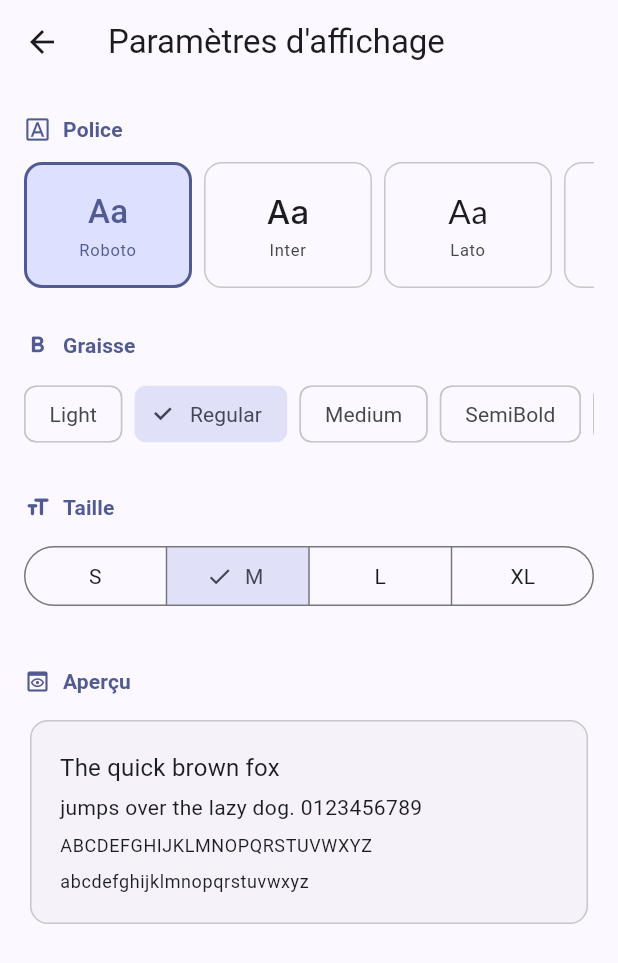
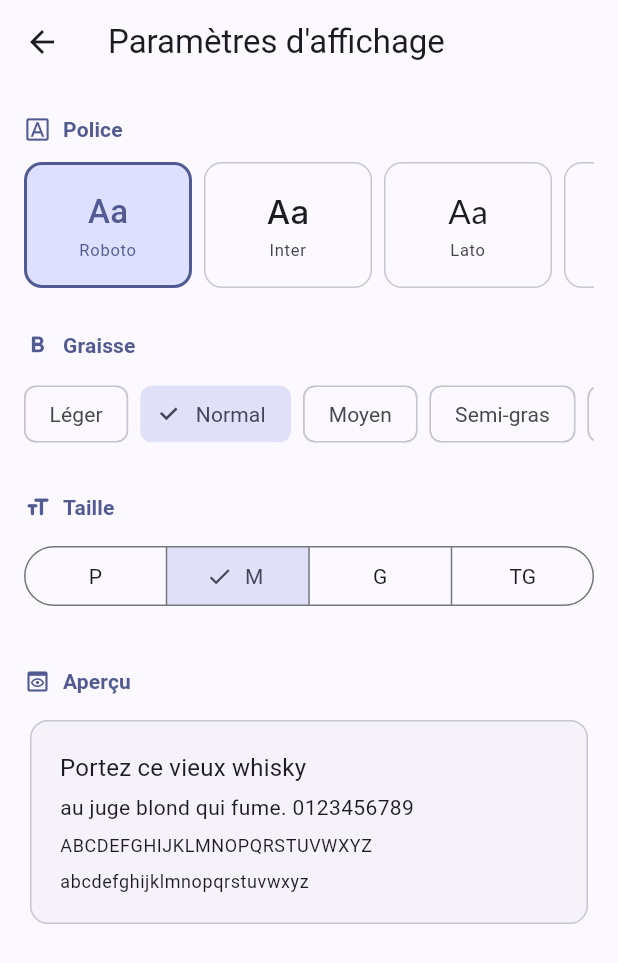
Before and after one commit to TheGeeKing/cours-dev-mobile, a Flutter app: the screen it shows after launch, after a tap on the "text fields" icon, on a phone screen of 412 x 824 dp. Shown: the top 963 px of the screen. Run offline on Flutter 3.47's test engine with Material 3 defaults, Android fonts, the phone set to English and light mode, and no system bars; our stand-ins replace google_fonts, shared_preferences; network calls fail.

Commit message:
fix: translate frontend

```diff
--- a/lib/main.dart
+++ b/lib/main.dart
@@ -1,4 +1,5 @@
 import 'package:flutter/material.dart';
+import 'package:flutter_localizations/flutter_localizations.dart';
 import 'package:google_fonts/google_fonts.dart';
 import 'package:todos/controllers/font_settings_controller.dart';
 import 'package:todos/models/font_settings.dart';
@@ -31,8 +32,15 @@ class _MyAppState extends State<MyApp> {
       builder: (context, _) {
         final settings = _fontController.settings;
         return MaterialApp(
-          title: 'Todo App',
+          title: 'Mes tâches',
           debugShowCheckedModeBanner: false,
+          locale: const Locale('fr'),
+          localizationsDelegates: const [
+            GlobalMaterialLocalizations.delegate,
+            GlobalCupertinoLocalizations.delegate,
+            GlobalWidgetsLocalizations.delegate,
+          ],
+          supportedLocales: const [Locale('fr')],
           theme: _buildTheme(settings),
           // Font size scaling is applied via MediaQuery so it works for every
           // widget regardless of how ThemeData merges the textTheme internally.
--- a/lib/pages/home.dart
+++ b/lib/pages/home.dart
@@ -47,22 +47,22 @@ class _HomePageState extends State<HomePage> {
     final confirmed = await showDialog<bool>(
       context: context,
       builder: (ctx) => AlertDialog(
-        title: const Text('New Todo'),
+        title: const Text('Nouvelle tâche'),
         content: TextField(
           controller: controller,
           autofocus: true,
-          decoration: const InputDecoration(hintText: 'Todo title'),
+          decoration: const InputDecoration(hintText: 'Titre de la tâche'),
           textCapitalization: TextCapitalization.sentences,
           onSubmitted: (_) => Navigator.pop(ctx, true),
         ),
         actions: [
           TextButton(
             onPressed: () => Navigator.pop(ctx, false),
-            child: const Text('Cancel'),
+            child: const Text('Annuler'),
           ),
           FilledButton(
             onPressed: () => Navigator.pop(ctx, true),
-            child: const Text('Add'),
+            child: const Text('Ajouter'),
           ),
         ],
       ),
@@ -84,7 +84,7 @@ class _HomePageState extends State<HomePage> {
     final confirmed = await showDialog<bool>(
       context: context,
       builder: (ctx) => AlertDialog(
-        title: const Text('Rename Todo'),
+        title: const Text('Renommer la tâche'),
         content: TextField(
           controller: controller,
           autofocus: true,
@@ -94,11 +94,11 @@ class _HomePageState extends State<HomePage> {
         actions: [
           TextButton(
             onPressed: () => Navigator.pop(ctx, false),
-            child: const Text('Cancel'),
+            child: const Text('Annuler'),
           ),
           FilledButton(
             onPressed: () => Navigator.pop(ctx, true),
-            child: const Text('Save'),
+            child: const Text('Enregistrer'),
           ),
         ],
       ),
@@ -161,7 +161,7 @@ class _HomePageState extends State<HomePage> {
         actions: [
           IconButton(
             icon: const Icon(Icons.refresh),
-            tooltip: 'Refresh',
+            tooltip: 'Actualiser',
             onPressed: _loadTodos,
           ),
           IconButton(
@@ -200,7 +200,7 @@ class _HomePageState extends State<HomePage> {
             FilledButton.icon(
               onPressed: _loadTodos,
               icon: const Icon(Icons.refresh),
-              label: const Text('Retry'),
+              label: const Text('Réessayer'),
             ),
           ],
         ),
@@ -219,14 +219,14 @@ class _HomePageState extends State<HomePage> {
             ),
             const SizedBox(height: 16),
             Text(
-              'No todos yet!',
+              'Aucune tâche pour le moment !',
               style: theme.textTheme.titleMedium?.copyWith(
                 color: theme.colorScheme.onSurfaceVariant,
               ),
             ),
             const SizedBox(height: 8),
             Text(
-              'Tap + to create your first todo.',
+              'Appuyez sur + pour créer votre première tâche.',
               style: theme.textTheme.bodyMedium?.copyWith(
                 color: theme.colorScheme.outlineVariant,
               ),
@@ -331,7 +331,7 @@ class _TodoCardState extends State<_TodoCard> {
                   IconButton(
                     icon: const Icon(Icons.edit_outlined),
                     onPressed: widget.onRename,
-                    tooltip: 'Rename',
+                    tooltip: 'Renommer',
                   ),
                   IconButton(
                     icon: Icon(
@@ -339,7 +339,7 @@ class _TodoCardState extends State<_TodoCard> {
                       color: theme.colorScheme.error,
                     ),
                     onPressed: widget.onDelete,
-                    tooltip: 'Delete',
+                    tooltip: 'Supprimer',
                   ),
                 ],
               ),
--- a/lib/pages/settings_page.dart
+++ b/lib/pages/settings_page.dart
@@ -16,18 +16,18 @@ const _fontFamilies = [
 ];
 
 const _fontWeights = [
-  (label: 'Light', value: FontWeight.w300),
-  (label: 'Regular', value: FontWeight.w400),
-  (label: 'Medium', value: FontWeight.w500),
-  (label: 'SemiBold', value: FontWeight.w600),
-  (label: 'Bold', value: FontWeight.w700),
+  (label: 'Léger', value: FontWeight.w300),
+  (label: 'Normal', value: FontWeight.w400),
+  (label: 'Moyen', value: FontWeight.w500),
+  (label: 'Semi-gras', value: FontWeight.w600),
+  (label: 'Gras', value: FontWeight.w700),
 ];
 
 const _fontSizes = [
-  (label: 'S', value: 0.875),
+  (label: 'P', value: 0.875),
   (label: 'M', value: 1.0),
-  (label: 'L', value: 1.125),
-  (label: 'XL', value: 1.25),
+  (label: 'G', value: 1.125),
+  (label: 'TG', value: 1.25),
 ];
 
 // ── Page ──────────────────────────────────────────────────────────────────────
@@ -227,10 +227,10 @@ class _PreviewCard extends StatelessWidget {
         child: Column(
           crossAxisAlignment: CrossAxisAlignment.start,
           children: [
-            Text('The quick brown fox', style: theme.textTheme.titleMedium),
+            Text('Portez ce vieux whisky', style: theme.textTheme.titleMedium),
             const SizedBox(height: 4),
             Text(
-              'jumps over the lazy dog. 0123456789',
+              'au juge blond qui fume. 0123456789',
               style: theme.textTheme.bodyMedium,
             ),
             const SizedBox(height: 8),
--- a/lib/services/endpoint_store.dart
+++ b/lib/services/endpoint_store.dart
@@ -35,14 +35,16 @@ class EndpointStore {
     );
     if (res.statusCode != 201) {
       throw Exception(
-        'Failed to create TinyCRUD endpoint — HTTP ${res.statusCode}: ${res.body}',
+        'Échec de la création du point d\'accès TinyCRUD — HTTP ${res.statusCode}: ${res.body}',
       );
     }
 
     final json = jsonDecode(res.body) as Map<String, dynamic>;
     final baseUrl = json['baseUrl'] as String?;
     if (baseUrl == null || baseUrl.isEmpty) {
-      throw Exception('TinyCRUD endpoint response did not include a baseUrl.');
+      throw Exception(
+        'La réponse du point d\'accès TinyCRUD ne contient pas de baseUrl.',
+      );
     }
 
     await _saveEndpoint(json);
--- a/lib/services/todo_service.dart
+++ b/lib/services/todo_service.dart
@@ -23,7 +23,7 @@ class TodoService {
       final res = await _requestWithEndpointRefresh(
         (baseUrl) => http.get(Uri.parse('$baseUrl/todos')),
       );
-      _assertStatus(res, 200, 'fetch todos');
+      _assertStatus(res, 200, 'récupération des tâches');
       final list = jsonDecode(res.body) as List<dynamic>;
       final todos = list
           .map((e) => Todo.fromJson(e as Map<String, dynamic>))
@@ -34,7 +34,7 @@ class TodoService {
       final cachedTodos = await _cacheStore.readTodos();
       if (cachedTodos.isNotEmpty) {
         _lastFetchWarning =
-            'Network failed, showing cached todos. (${e.toString()})';
+            'Réseau indisponible, affichage des tâches en cache. (${e.toString()})';
         return cachedTodos;
       }
       rethrow;
@@ -47,7 +47,7 @@ class TodoService {
       (baseUrl) =>
           http.post(Uri.parse('$baseUrl/todos'), headers: _headers, body: body),
     );
-    _assertStatus(res, 201, 'create todo');
+    _assertStatus(res, 201, 'création de la tâche');
     final created = Todo.fromJson(jsonDecode(res.body) as Map<String, dynamic>);
     final cachedTodos = await _cacheStore.readTodos();
     await _cacheStore.writeTodos([...cachedTodos, created]);
@@ -57,7 +57,9 @@ class TodoService {
   Future<void> update(Todo todo) async {
     final todoId = todo.id;
     if (todoId == null) {
-      throw Exception('Cannot update todo without id.');
+      throw Exception(
+        'Impossible de mettre à jour une tâche sans identifiant.',
+      );
     }
 
     final res = await _requestWithEndpointRefresh(
@@ -67,7 +69,7 @@ class TodoService {
         body: jsonEncode(todo.toJson()),
       ),
     );
-    _assertStatus(res, 200, 'update todo');
+    _assertStatus(res, 200, 'mise à jour de la tâche');
     final cachedTodos = await _cacheStore.readTodos();
     final updated = cachedTodos
         .map((item) => item.id == todoId ? todo : item)
@@ -79,7 +81,7 @@ class TodoService {
     final res = await _requestWithEndpointRefresh(
       (baseUrl) => http.delete(Uri.parse('$baseUrl/todos/$id')),
     );
-    _assertStatus(res, 200, 'delete todo', alsoAllowed: {204});
+    _assertStatus(res, 200, 'suppression de la tâche', alsoAllowed: {204});
     final cachedTodos = await _cacheStore.readTodos();
     final filtered = cachedTodos.where((item) => item.id != id).toList();
     await _cacheStore.writeTodos(filtered);
@@ -107,7 +109,7 @@ class TodoService {
   }) {
     if (res.statusCode != expected && !alsoAllowed.contains(res.statusCode)) {
       throw Exception(
-        'Failed to $action — HTTP ${res.statusCode}: ${res.body}',
+        'Échec de l\'opération "$action" — HTTP ${res.statusCode}: ${res.body}',
       );
     }
   }
--- a/pubspec.yaml
+++ b/pubspec.yaml
@@ -29,6 +29,8 @@ environment:
 # versions available, run `flutter pub outdated`.
 dependencies:
   flutter:
+    sdk: flutter
+  flutter_localizations:
     sdk: flutter
 
   # The following adds the Cupertino Icons font to your application.
```
Also changed, not shown: lib/pages/todo_detail.dart (+16 -16 lines), pubspec.lock, 1 other file.
